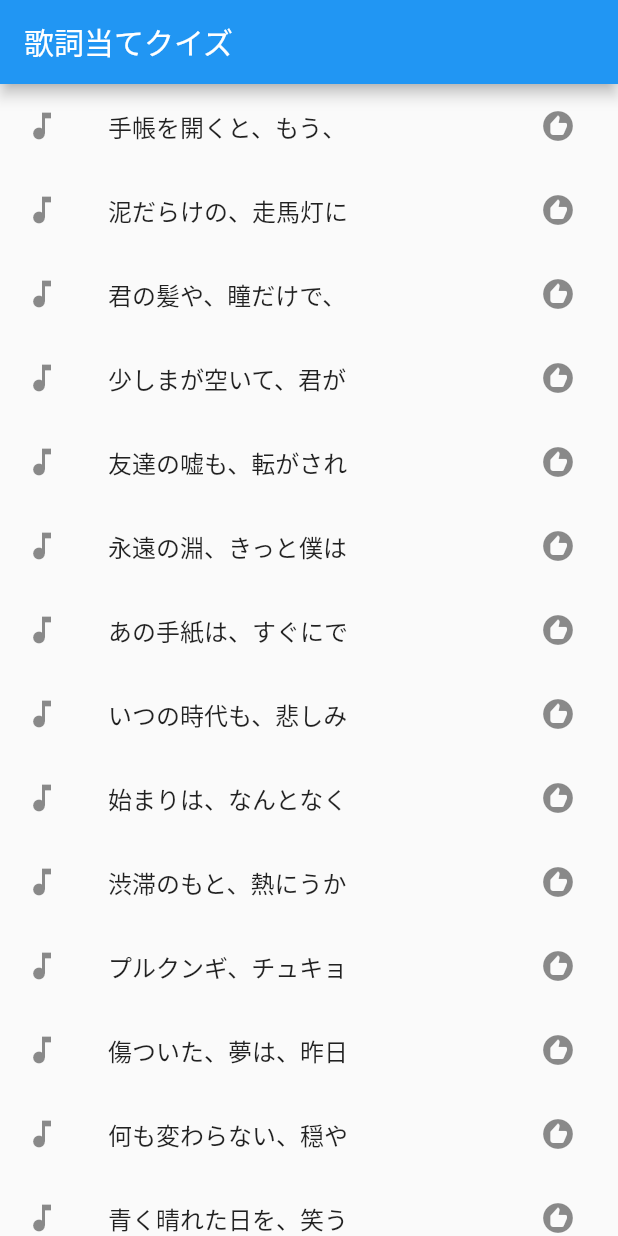
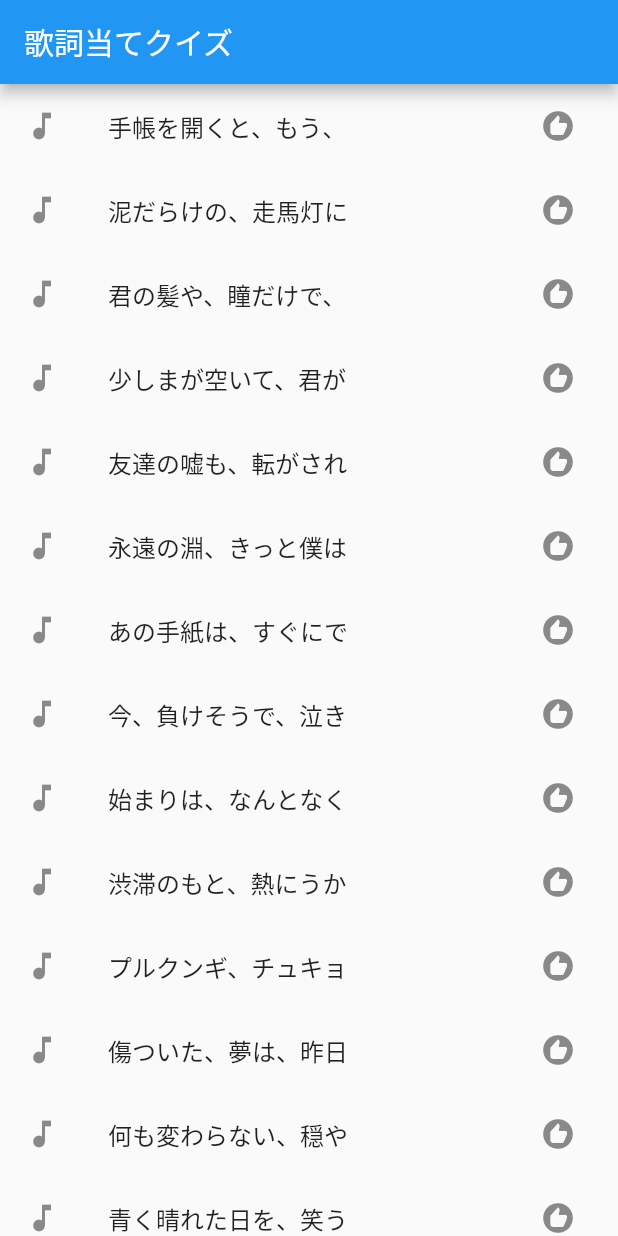
Before and after one commit to okashogo/lyrics_quiz, a Flutter app: the screen it shows after launch, on a phone screen of 412 x 824 dp. Run offline on Flutter 3.47's test engine with Material 2 defaults, Android fonts, the light colour scheme and no system bars; our stand-ins replace flutter_tts.

Commit message:
add: 曲を追加

```diff
--- a/lib/main.dart
+++ b/lib/main.dart
@@ -90,9 +90,11 @@ const List<List<String>> lyricsList = const <List<String>>[
     'スピッツの、チェリー'
   ],
   [
-    'いつの時代も、悲しみを、避けては、通れないけれど、'
-        '笑顔を見せて、今を生きていこう、'
-        '今を生きていこう',
+    '今、負けそうで、泣きそうで、消えてしまいそうな、僕は、'
+        '誰の言葉を、信じ歩けばいいの？'
+        'ひとつしかないこの胸が、何度もばらばらに割れて'
+        '苦しい中で、今を生きている'
+        '今を生きている',
     'アンジェラアキの、手紙'
   ],
   [
@@ -232,6 +234,48 @@ const List<List<String>> lyricsList = const <List<String>>[
         'ありはしないとわかっている',
     '米津玄師の、レモン'
   ],
+  [
+    '自分との闘い勝てば、'
+        '大切な人に会えるはずさ、'
+        '頑張っていれば、'
+        'お天道様が必ず微笑んでくれるさ、'
+        'もう一度君に包まれたくて、'
+        '走り抜けて来たよ、季節を',
+    '睡蓮花'
+  ],
+  [
+    '星はいくつ見えるか、'
+        '何も見えない夜か、'
+        '元気が出ないそんな時は、'
+        '誰かと話そう、'
+        '人は思うよりも、'
+        '一人ぼっちじゃないんだ、'
+        'すぐそばのやさしさに、'
+        '気づかずにいるだけ',
+    '365日の紙飛行機'
+  ],
+  [
+    '営みの街が暮れたら色めき、'
+        '風たちは運ぶわ、'
+        'カラスと人々の群れ、'
+        '意味なんかないさ、暮らしがあるだけ',
+    '星野源の恋'
+  ],
+  [
+    'でんぐり返しの日々、'
+        '可哀想なふりをして、'
+        'だらけてみたけど、'
+        '希望の光は、'
+        '目の前でずっと輝いている、幸せだ、',
+    'あいみょんのマリーゴールド'
+  ],
+  [
+    'とても大事なキミの想いは、'
+        '無駄にならない、世界は廻る、'
+        'ほんの少しの、僕の気持ちも、'
+        '巡り巡るよ',
+    'パヒュームのポリリズム'
+  ]
 ];
 
 class MyApp extends StatelessWidget {
```
